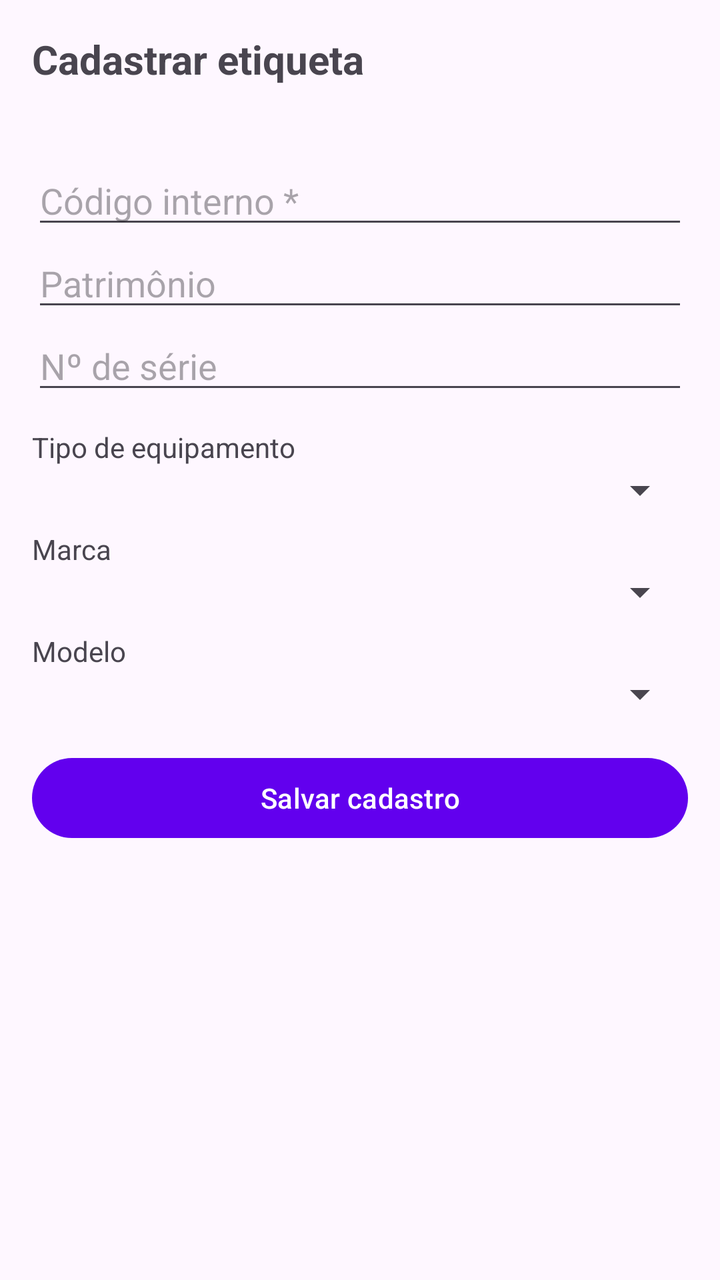
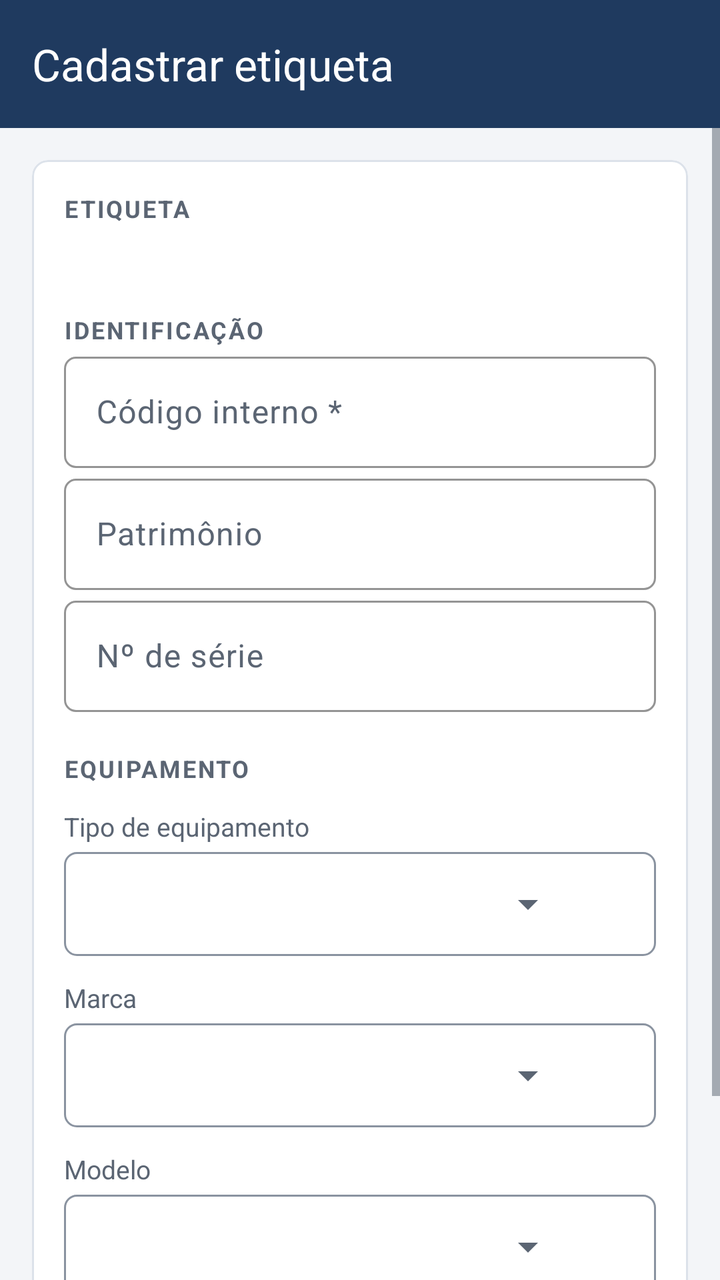

An Android layout rendered at two revisions. The XML below is the earlier revision; the diff shows what the commit changed to produce the second picture.
<!-- AndroidManifest.xml: application theme Theme.RFIDAndroid -->
<!-- res/layout/activity_cadastro_tag.xml -->
<ScrollView xmlns:android="http://schemas.android.com/apk/res/android"
    android:layout_width="match_parent"
    android:layout_height="match_parent">

    <LinearLayout
        android:orientation="vertical"
        android:padding="16dp"
        android:layout_width="match_parent"
        android:layout_height="wrap_content">

        <TextView
            android:text="Cadastrar etiqueta"
            android:textSize="20sp"
            android:textStyle="bold"
            android:layout_width="wrap_content"
            android:layout_height="wrap_content"/>

        <TextView
            android:id="@+id/txtEpc"
            android:typeface="monospace"
            android:layout_marginTop="4dp"
            android:layout_width="wrap_content"
            android:layout_height="wrap_content"/>

        
        <TextView
            android:id="@+id/txtAviso"
            android:visibility="gone"
            android:background="#FFF3E0"
            android:textColor="#E65100"
            android:padding="8dp"
            android:layout_marginTop="8dp"
            android:layout_width="match_parent"
            android:layout_height="wrap_content"/>

        <EditText
            android:id="@+id/edtCodigoInterno"
            android:hint="Código interno *"
            android:inputType="text"
            android:layout_marginTop="12dp"
            android:layout_width="match_parent"
            android:layout_height="wrap_content"/>

        <EditText
            android:id="@+id/edtPatrimonio"
            android:hint="Patrimônio"
            android:inputType="text"
            android:layout_width="match_parent"
            android:layout_height="wrap_content"/>

        <EditText
            android:id="@+id/edtNumeroSerie"
            android:hint="Nº de série"
            android:inputType="text"
            android:layout_width="match_parent"
            android:layout_height="wrap_content"/>

        <TextView
            android:text="Tipo de equipamento"
            android:layout_marginTop="12dp"
            android:layout_width="wrap_content"
            android:layout_height="wrap_content"/>
        <Spinner
            android:id="@+id/spnTipo"
            android:layout_width="match_parent"
            android:layout_height="wrap_content"/>

        <TextView
            android:text="Marca"
            android:layout_marginTop="8dp"
            android:layout_width="wrap_content"
            android:layout_height="wrap_content"/>
        <Spinner
            android:id="@+id/spnMarca"
            android:layout_width="match_parent"
            android:layout_height="wrap_content"/>

        <TextView
            android:text="Modelo"
            android:layout_marginTop="8dp"
            android:layout_width="wrap_content"
            android:layout_height="wrap_content"/>
        <Spinner
            android:id="@+id/spnModelo"
            android:layout_width="match_parent"
            android:layout_height="wrap_content"/>

        <Button
            android:id="@+id/btnSalvar"
            android:text="Salvar cadastro"
            android:layout_marginTop="16dp"
            android:layout_width="match_parent"
            android:layout_height="wrap_content"/>
    </LinearLayout>
</ScrollView>
<!-- resources referenced by this layout -->
<resources>
  <style name="Theme.RFIDAndroid" parent="Theme.Material3.DayNight.NoActionBar">
  
      
          <item name="colorPrimary">@color/purple_500</item>
          <item name="colorPrimaryVariant">@color/purple_700</item>
          <item name="colorOnPrimary">@color/white</item>
          
          <item name="colorSecondary">@color/teal_200</item>
          <item name="colorSecondaryVariant">@color/teal_700</item>
          <item name="colorOnSecondary">@color/black</item>
          
          <item name="android:statusBarColor">?attr/colorPrimaryVariant</item>
          
      </style>
  <color name="purple_500">#FF6200EE</color>
  <color name="purple_700">#FF3700B3</color>
  <color name="teal_200">#FF03DAC5</color>
  <color name="teal_700">#FF018786</color>
  <color name="black">#FF000000</color>
  <!-- unchanged entries left out for length: 1 -->
</resources>

<!-- the commit's change to res/layout/activity_cadastro_tag.xml (unified diff, before → after) -->
@@ -1,95 +1,163 @@
-<ScrollView xmlns:android="http://schemas.android.com/apk/res/android"
+<LinearLayout xmlns:android="http://schemas.android.com/apk/res/android"
+    xmlns:app="http://schemas.android.com/apk/res-auto"
+    android:orientation="vertical"
+    android:background="@color/fundo"
     android:layout_width="match_parent"
     android:layout_height="match_parent">
 
-    <LinearLayout
-        android:orientation="vertical"
-        android:padding="16dp"
+    <com.google.android.material.appbar.MaterialToolbar
+        style="@style/Widget.RFID.Barra"
+        app:title="Cadastrar etiqueta"
         android:layout_width="match_parent"
-        android:layout_height="wrap_content">
+        android:layout_height="wrap_content"/>
 
-        <TextView
-            android:text="Cadastrar etiqueta"
-            android:textSize="20sp"
-            android:textStyle="bold"
-            android:layout_width="wrap_content"
-            android:layout_height="wrap_content"/>
+    <ScrollView
+        android:layout_width="match_parent"
+        android:layout_height="match_parent">
 
-        <TextView
-            android:id="@+id/txtEpc"
-            android:typeface="monospace"
-            android:layout_marginTop="4dp"
-            android:layout_width="wrap_content"
-            android:layout_height="wrap_content"/>
+        <LinearLayout
+            android:orientation="vertical"
+            android:padding="16dp"
+            android:layout_width="match_parent"
+            android:layout_height="wrap_content">
 
-        
-        <TextView
-            android:id="@+id/txtAviso"
-            android:visibility="gone"
-            android:background="#FFF3E0"
-            android:textColor="#E65100"
-            android:padding="8dp"
-            android:layout_marginTop="8dp"
-            android:layout_width="match_parent"
-            android:layout_height="wrap_content"/>
+            <com.google.android.material.card.MaterialCardView
+                android:layout_width="match_parent"
+                android:layout_height="wrap_content">
 
-        <EditText
-            android:id="@+id/edtCodigoInterno"
-            android:hint="Código interno *"
-            android:inputType="text"
-            android:layout_marginTop="12dp"
-            android:layout_width="match_parent"
-            android:layout_height="wrap_content"/>
+                <LinearLayout
+                    android:orientation="vertical"
+                    android:padding="16dp"
+                    android:layout_width="match_parent"
+                    android:layout_height="wrap_content">
 
-        <EditText
-            android:id="@+id/edtPatrimonio"
-            android:hint="Patrimônio"
-            android:inputType="text"
-            android:layout_width="match_parent"
-            android:layout_height="wrap_content"/>
+                    <TextView
+                        android:text="Etiqueta"
+                        android:textAppearance="@style/Texto.RFID.Secao"
+                        android:layout_width="wrap_content"
+                        android:layout_height="wrap_content"/>
 
-        <EditText
-            android:id="@+id/edtNumeroSerie"
-            android:hint="Nº de série"
-            android:inputType="text"
-            android:layout_width="match_parent"
-            android:layout_height="wrap_content"/>
+                    <TextView
+                        android:id="@+id/txtEpc"
+                        android:typeface="monospace"
+                        android:textColor="@color/marinho"
+                        android:textSize="15sp"
+                        android:textStyle="bold"
+                        android:layout_marginTop="4dp"
+                        android:layout_width="match_parent"
+                        android:layout_height="wrap_content"/>
 
-        <TextView
-            android:text="Tipo de equipamento"
-            android:layout_marginTop="12dp"
-            android:layout_width="wrap_content"
-            android:layout_height="wrap_content"/>
-        <Spinner
-            android:id="@+id/spnTipo"
-            android:layout_width="match_parent"
-            android:layout_height="wrap_content"/>
+                    <TextView
+                        android:id="@+id/txtAviso"
+                        style="@style/Texto.RFID.Aviso"
+                        android:visibility="gone"
+                        android:layout_marginTop="12dp"
+                        android:layout_width="match_parent"
+                        android:layout_height="wrap_content"/>
 
-        <TextView
-            android:text="Marca"
-            android:layout_marginTop="8dp"
-            android:layout_width="wrap_content"
-            android:layout_height="wrap_content"/>
-        <Spinner
-            android:id="@+id/spnMarca"
-            android:layout_width="match_parent"
-            android:layout_height="wrap_content"/>
+                    <TextView
+                        android:text="Identificação"
+                        android:textAppearance="@style/Texto.RFID.Secao"
+                        android:layout_marginTop="20dp"
+                        android:layout_width="wrap_content"
+                        android:layout_height="wrap_content"/>
 
-        <TextView
-            android:text="Modelo"
-            android:layout_marginTop="8dp"
-            android:layout_width="wrap_content"
-            android:layout_height="wrap_content"/>
-        <Spinner
-            android:id="@+id/spnModelo"
-            android:layout_width="match_parent"
-            android:layout_height="wrap_content"/>
+                    <com.google.android.material.textfield.TextInputLayout
+                        android:hint="Código interno *"
+                        android:layout_width="match_parent"
+                        android:layout_height="wrap_content">
 
-        <Button
-            android:id="@+id/btnSalvar"
-            android:text="Salvar cadastro"
-            android:layout_marginTop="16dp"
-            android:layout_width="match_parent"
-            android:layout_height="wrap_content"/>
-    </LinearLayout>
-</ScrollView>
+                        <com.google.android.material.textfield.TextInputEditText
+                            android:id="@+id/edtCodigoInterno"
+                            android:inputType="text"
+                            android:layout_width="match_parent"
+                            android:layout_height="wrap_content"/>
+                    </com.google.android.material.textfield.TextInputLayout>
+
+                    <com.google.android.material.textfield.TextInputLayout
+                        android:hint="Patrimônio"
+                        android:layout_width="match_parent"
+                        android:layout_height="wrap_content">
+
+                        <com.google.android.material.textfield.TextInputEditText
+                            android:id="@+id/edtPatrimonio"
+                            android:inputType="text"
+                            android:layout_width="match_parent"
+                            android:layout_height="wrap_content"/>
+                    </com.google.android.material.textfield.TextInputLayout>
+
+                    <com.google.android.material.textfield.TextInputLayout
+                        android:hint="Nº de série"
+                        android:layout_width="match_parent"
+                        android:layout_height="wrap_content">
+
+                        <com.google.android.material.textfield.TextInputEditText
+                            android:id="@+id/edtNumeroSerie"
+                            android:inputType="text"
+                            android:layout_width="match_parent"
+                            android:layout_height="wrap_content"/>
+                    </com.google.android.material.textfield.TextInputLayout>
+
+                    <TextView
+                        android:text="Equipamento"
+                        android:textAppearance="@style/Texto.RFID.Secao"
+                        android:layout_marginTop="20dp"
+                        android:layout_width="wrap_content"
+                        android:layout_height="wrap_content"/>
+
+                    <TextView
+                        android:text="Tipo de equipamento"
+                        android:textAppearance="@style/Texto.RFID.Secundario"
+                        android:layout_marginTop="12dp"
+                        android:layout_width="wrap_content"
+                        android:layout_height="wrap_content"/>
+
+                    <Spinner
+                        android:id="@+id/spnTipo"
+                        android:background="@drawable/campo_contorno"
+                        android:minHeight="52dp"
+                        android:layout_marginTop="4dp"
+                        android:layout_width="match_parent"
+                        android:layout_height="wrap_content"/>
+
+                    <TextView
+                        android:text="Marca"
+                        android:textAppearance="@style/Texto.RFID.Secundario"
+                        android:layout_marginTop="12dp"
+                        android:layout_width="wrap_content"
+                        android:layout_height="wrap_content"/>
+
+                    <Spinner
+                        android:id="@+id/spnMarca"
+                        android:background="@drawable/campo_contorno"
+                        android:minHeight="52dp"
+                        android:layout_marginTop="4dp"
+                        android:layout_width="match_parent"
+                        android:layout_height="wrap_content"/>
+
+                    <TextView
+                        android:text="Modelo"
+                        android:textAppearance="@style/Texto.RFID.Secundario"
+                        android:layout_marginTop="12dp"
+                        android:layout_width="wrap_content"
+                        android:layout_height="wrap_content"/>
+
+                    <Spinner
+                        android:id="@+id/spnModelo"
+                        android:background="@drawable/campo_contorno"
+                        android:minHeight="52dp"
+                        android:layout_marginTop="4dp"
+                        android:layout_width="match_parent"
+                        android:layout_height="wrap_content"/>
+                </LinearLayout>
+            </com.google.android.material.card.MaterialCardView>
+
+            <Button
+                android:id="@+id/btnSalvar"
+                android:text="Salvar cadastro"
+                android:layout_marginTop="16dp"
+                android:layout_width="match_parent"
+                android:layout_height="wrap_content"/>
+        </LinearLayout>
+    </ScrollView>
+</LinearLayout>
<!-- resource entries referenced after the edit -->
@@ -1,24 +1,139 @@
 <!-- resources referenced by this layout -->
 <resources>
-  <style name="Theme.RFIDAndroid" parent="Theme.Material3.DayNight.NoActionBar">
+  <color name="fundo">#FFF3F5F8</color>
+  <color name="marinho">#FF1F3A5F</color>
+  <!-- drawable campo_contorno (drawable) -->
+  <?xml version="1.0" encoding="utf-8"?>
+  <layer-list xmlns:android="http://schemas.android.com/apk/res/android">
+      <item>
+          <shape android:shape="rectangle">
+              <solid android:color="@color/superficie"/>
+              <stroke android:width="1dp" android:color="@color/texto_terciario"/>
+              <corners android:radius="6dp"/>
+              <padding android:left="4dp" android:right="40dp"/>
+          </shape>
+      </item>
+      <item
+          android:drawable="@drawable/seta_lista"
+          android:gravity="end|center_vertical"
+          android:end="12dp"
+          android:width="24dp"
+          android:height="24dp"/>
+  </layer-list>
+  <style name="Texto.RFID.Aviso" parent="">
+          <item name="android:background">@color/atencao_fundo</item>
+          <item name="android:textColor">@color/atencao</item>
+          <item name="android:textStyle">bold</item>
+          <item name="android:padding">12dp</item>
+      </style>
+  <style name="Texto.RFID.Secao" parent="">
+          <item name="android:textSize">12sp</item>
+          <item name="android:textStyle">bold</item>
+          <item name="android:textAllCaps">true</item>
+          <item name="android:letterSpacing">0.08</item>
+          <item name="android:textColor">@color/texto_secundario</item>
+      </style>
+  <style name="Texto.RFID.Secundario" parent="">
+          <item name="android:textSize">13sp</item>
+          <item name="android:textColor">@color/texto_secundario</item>
+      </style>
+  <style name="Widget.RFID.Barra" parent="Widget.Material3.Toolbar">
+          <item name="android:background">@color/marinho</item>
+          <item name="titleTextColor">@color/white</item>
+          <item name="subtitleTextColor">#CCFFFFFF</item>
+          <item name="android:minHeight">?attr/actionBarSize</item>
+          <item name="android:theme">@style/ThemeOverlay.Material3.Dark.ActionBar</item>
+      </style>
+  <style name="Theme.RFIDAndroid" parent="Theme.Material3.Light.NoActionBar">
+          <item name="colorPrimary">@color/marinho</item>
+          <item name="colorOnPrimary">@color/white</item>
+          <item name="colorPrimaryContainer">@color/azul_claro</item>
+          <item name="colorOnPrimaryContainer">@color/marinho_escuro</item>
+          <item name="colorSecondary">@color/azul</item>
+          <item name="colorOnSecondary">@color/white</item>
+          <item name="colorSecondaryContainer">@color/azul_claro</item>
+          <item name="colorOnSecondaryContainer">@color/marinho_escuro</item>
+          <item name="colorError">@color/erro</item>
+          <item name="colorOutline">@color/borda</item>
+          <item name="colorOutlineVariant">@color/borda</item>
+          <item name="colorSurface">@color/superficie</item>
+          <item name="colorOnSurface">@color/texto</item>
+          <item name="colorOnSurfaceVariant">@color/texto_secundario</item>
+          <item name="colorSurfaceContainerHighest">@color/superficie</item>
+          <item name="android:colorBackground">@color/fundo</item>
+          <item name="android:textColorPrimary">@color/texto</item>
+          <item name="android:textColorSecondary">@color/texto_secundario</item>
   
-      
-          <item name="colorPrimary">@color/purple_500</item>
-          <item name="colorPrimaryVariant">@color/purple_700</item>
-          <item name="colorOnPrimary">@color/white</item>
-          
-          <item name="colorSecondary">@color/teal_200</item>
-          <item name="colorSecondaryVariant">@color/teal_700</item>
-          <item name="colorOnSecondary">@color/black</item>
-          
-          <item name="android:statusBarColor">?attr/colorPrimaryVariant</item>
-          
+          <item name="android:statusBarColor">@color/marinho_escuro</item>
+          <item name="android:windowLightStatusBar">false</item>
+          <item name="android:navigationBarColor">@color/marinho_escuro</item>
+  
+          <item name="materialButtonStyle">@style/Widget.RFID.Botao</item>
+          <item name="materialButtonOutlinedStyle">@style/Widget.RFID.Botao.Contorno</item>
+          <item name="textInputStyle">@style/Widget.RFID.Campo</item>
+          <item name="materialCardViewStyle">@style/Widget.RFID.Cartao</item>
+          <item name="tabStyle">@style/Widget.RFID.Abas</item>
+          <item name="checkboxStyle">@style/Widget.Material3.CompoundButton.CheckBox</item>
       </style>
-  <color name="purple_500">#FF6200EE</color>
-  <color name="purple_700">#FF3700B3</color>
-  <color name="teal_200">#FF03DAC5</color>
-  <color name="teal_700">#FF018786</color>
-  <color name="black">#FF000000</color>
+  <color name="superficie">#FFFFFFFF</color>
+  <color name="texto_terciario">#FF8A93A0</color>
+  <!-- drawable seta_lista (drawable) -->
+  <?xml version="1.0" encoding="utf-8"?>
+  <vector xmlns:android="http://schemas.android.com/apk/res/android"
+      android:width="24dp"
+      android:height="24dp"
+      android:viewportWidth="24"
+      android:viewportHeight="24">
+      <path
+          android:fillColor="@color/texto_secundario"
+          android:pathData="M7,10l5,5 5,-5z"/>
+  </vector>
+  <color name="atencao_fundo">#FFFFF4E0</color>
+  <color name="atencao">#FFB26A00</color>
+  <color name="texto_secundario">#FF5B6573</color>
+  <color name="azul_claro">#FFE3ECF6</color>
+  <color name="marinho_escuro">#FF152A45</color>
+  <color name="azul">#FF2E6DA4</color>
+  <color name="erro">#FFC62828</color>
+  <color name="borda">#FFDCE2EA</color>
+  <color name="texto">#FF1C2530</color>
+  <style name="Widget.RFID.Botao" parent="Widget.Material3.Button">
+          <item name="shapeAppearance">@style/Forma.RFID.Pequena</item>
+          <item name="android:minHeight">52dp</item>
+          <item name="android:textSize">15sp</item>
+          <item name="android:letterSpacing">0.02</item>
+      </style>
+  <style name="Widget.RFID.Botao.Contorno" parent="Widget.Material3.Button.OutlinedButton">
+          <item name="shapeAppearance">@style/Forma.RFID.Pequena</item>
+          <item name="android:minHeight">52dp</item>
+          <item name="android:textSize">15sp</item>
+          <item name="strokeColor">@color/marinho</item>
+      </style>
+  <style name="Widget.RFID.Campo" parent="Widget.Material3.TextInputLayout.OutlinedBox">
+          <item name="shapeAppearance">@style/Forma.RFID.Pequena</item>
+          <item name="boxStrokeColor">@color/marinho</item>
+          <item name="hintTextColor">@color/marinho</item>
+          <item name="android:layout_marginTop">12dp</item>
+      </style>
+  <style name="Widget.RFID.Cartao" parent="Widget.Material3.CardView.Outlined">
+          <item name="cardBackgroundColor">@color/superficie</item>
+          <item name="strokeColor">@color/borda</item>
+          <item name="cardCornerRadius">8dp</item>
+          <item name="cardElevation">0dp</item>
+      </style>
+  <style name="Widget.RFID.Abas" parent="Widget.Material3.TabLayout">
+          <item name="android:background">@color/superficie</item>
+          <item name="tabIndicatorColor">@color/marinho</item>
+          <item name="tabSelectedTextColor">@color/marinho</item>
+          <item name="tabTextColor">@color/texto_secundario</item>
+          <item name="tabIndicatorFullWidth">true</item>
+          <item name="tabGravity">fill</item>
+          <item name="tabMode">fixed</item>
+      </style>
+  <style name="Forma.RFID.Pequena" parent="">
+          <item name="cornerFamily">rounded</item>
+          <item name="cornerSize">6dp</item>
+      </style>
   <!-- unchanged entries left out for length: 1 -->
 </resources>
 
